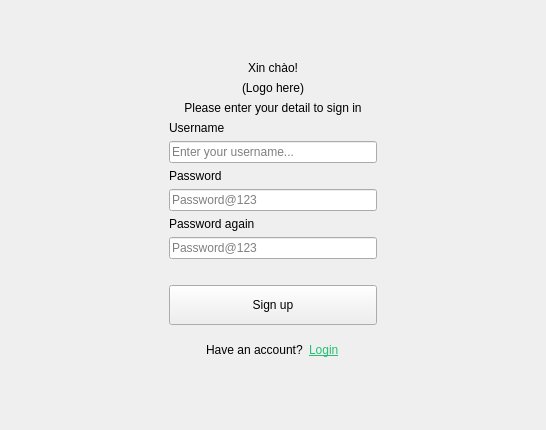
The window that src/components/widgets/login/signupform.ui (DamPhuQuy/Scientific-Article-Management) describes before a commit, drawn with Qt 5.
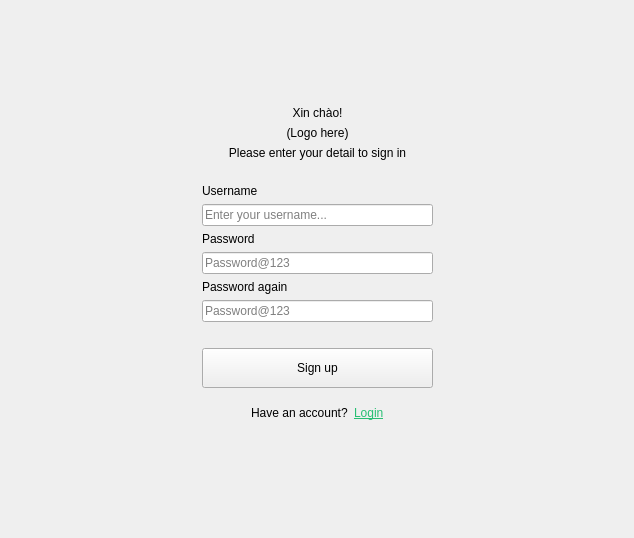
The same window after the commit.

Patch:
```diff
--- a/src/components/widgets/login/signupform.ui
+++ b/src/components/widgets/login/signupform.ui
@@ -6,8 +6,8 @@
    <rect>
     <x>0</x>
     <y>0</y>
-    <width>546</width>
-    <height>430</height>
+    <width>634</width>
+    <height>538</height>
    </rect>
   </property>
   <property name="windowTitle">
```
